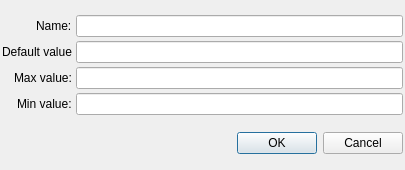
Before: the Qt Designer form ccs/node/control_unit/AttributeValueRangeDialog.ui in bisegni/chaosframework, drawn with Qt 5.
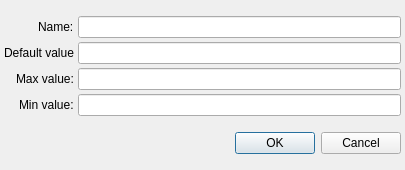
After: the same form once the commit is applied.

Patch:
```diff
--- a/ccs/node/control_unit/AttributeValueRangeDialog.ui
+++ b/ccs/node/control_unit/AttributeValueRangeDialog.ui
@@ -24,16 +24,16 @@
     <number>4</number>
    </property>
    <property name="leftMargin">
-    <number>2</number>
+    <number>4</number>
    </property>
    <property name="topMargin">
-    <number>2</number>
+    <number>4</number>
    </property>
    <property name="rightMargin">
-    <number>2</number>
+    <number>4</number>
    </property>
    <property name="bottomMargin">
-    <number>2</number>
+    <number>4</number>
    </property>
    <item>
     <layout class="QGridLayout" name="gridLayout">
```
